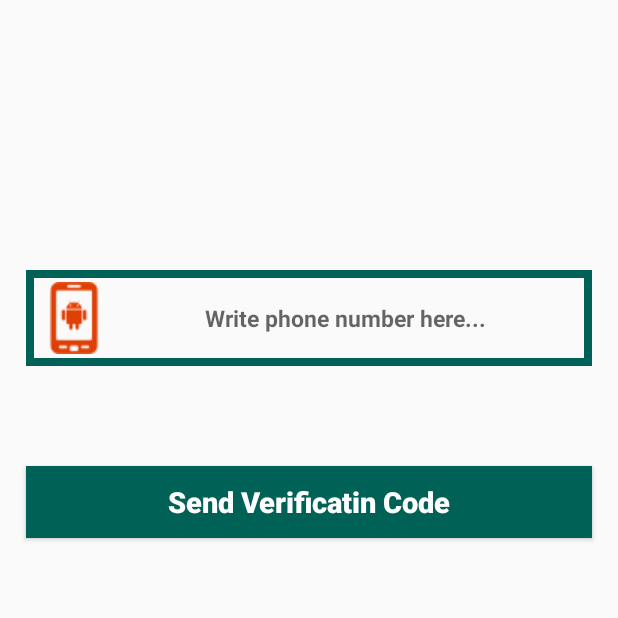
After one commit to Meonix/Miretty, an Android app: the PhoneLoginActivity screen opened directly, with no data from a screen before it, on a phone screen of 412 x 824 dp, the top half of it. The commit adds this screen. Run offline under Robolectric (Android 15) with nearby library versions, the phone set to English and light mode, and no system bars.

Commit message:
add phone login

```diff
--- a/app/src/main/AndroidManifest.xml
+++ b/app/src/main/AndroidManifest.xml
@@ -21,7 +21,8 @@
         <activity android:name=".LoginActivity" />
         <activity android:name=".RegisterActivity" />
         <activity android:name=".GroupChatActivity" />
-        <activity android:name=".SettingActivity"></activity>
+        <activity android:name=".SettingActivity" />
+        <activity android:name=".PhoneLoginActivity"></activity>
     </application>
 
 </manifest>
--- a/app/src/main/java/com/github/meonix/chatapp/LoginActivity.java
+++ b/app/src/main/java/com/github/meonix/chatapp/LoginActivity.java
@@ -48,7 +48,13 @@ public class LoginActivity extends AppCompatActivity {
                 AllowUserToLogin();
             }
         });
-
+        PhoneLoginButton.setOnClickListener(new View.OnClickListener() {
+            @Override
+            public void onClick(View v) {
+                Intent phoneloginIntent = new Intent(LoginActivity.this,PhoneLoginActivity.class);
+                startActivity(phoneloginIntent);
+            }
+        });
     }
 
     private void AllowUserToLogin() {
--- /dev/null
+++ b/app/src/main/java/com/github/meonix/chatapp/PhoneLoginActivity.java
@@ -0,0 +1,35 @@
+package com.github.meonix.chatapp;
+
+import android.support.v7.app.AppCompatActivity;
+import android.os.Bundle;
+import android.view.View;
+import android.widget.Button;
+import android.widget.EditText;
+
+public class PhoneLoginActivity extends AppCompatActivity {
+
+
+    private Button SendVerificationCodeButton,Verifybutton;
+    private EditText InputPhoneNumber,InputVerificationCode;
+    @Override
+    protected void onCreate(Bundle savedInstanceState) {
+        super.onCreate(savedInstanceState);
+        setContentView(R.layout.activity_phone_login);
+
+        SendVerificationCodeButton=(Button) findViewById(R.id.send_ver_code_button);
+        Verifybutton=(Button) findViewById(R.id.send_verify_button);
+        InputPhoneNumber=(EditText) findViewById(R.id.phone_number_input);
+        InputVerificationCode=(EditText) findViewById(R.id.verification_code_input);
+        SendVerificationCodeButton.setOnClickListener(new View.OnClickListener() {
+            @Override
+            public void onClick(View v) {
+                SendVerificationCodeButton.setVisibility(View.INVISIBLE);
+                InputPhoneNumber.setVisibility(View.INVISIBLE);
+
+                Verifybutton.setVisibility(View.VISIBLE);
+                InputPhoneNumber.setVisibility(View.VISIBLE);
+            }
+        });
+
+    }
+}
--- /dev/null
+++ b/app/src/main/res/layout/activity_phone_login.xml
@@ -0,0 +1,84 @@
+<?xml version="1.0" encoding="utf-8"?>
+<RelativeLayout xmlns:android="http://schemas.android.com/apk/res/android"
+    xmlns:app="http://schemas.android.com/apk/res-auto"
+    xmlns:tools="http://schemas.android.com/tools"
+    android:layout_width="match_parent"
+    android:layout_height="match_parent"
+    tools:context=".PhoneLoginActivity">
+
+    <EditText
+        android:id="@+id/phone_number_input"
+        android:layout_width="match_parent"
+        android:layout_height="wrap_content"
+        android:layout_alignParentStart="true"
+        android:layout_alignParentLeft="true"
+        android:layout_alignParentTop="true"
+        android:layout_marginStart="17dp"
+        android:layout_marginTop="180dp"
+        android:layout_marginEnd="17dp"
+        android:background="@drawable/inputs"
+        android:drawableStart="@drawable/android"
+        android:drawableLeft="@drawable/android"
+        android:hint="Write phone number here..."
+        android:padding="8dp"
+        android:textAlignment="center"
+        android:textAllCaps="false"
+        android:textSize="15sp"
+        android:textStyle="bold" />
+
+    <EditText
+        android:id="@+id/verification_code_input"
+        android:layout_width="match_parent"
+        android:layout_height="wrap_content"
+        android:layout_alignParentStart="true"
+        android:layout_alignParentLeft="true"
+        android:layout_marginStart="17dp"
+        android:layout_marginTop="4dp"
+        android:layout_marginEnd="17dp"
+        android:background="@drawable/inputs"
+        android:layout_below="@id/phone_number_input"
+        android:drawableStart="@drawable/password48"
+        android:drawableLeft="@drawable/password48"
+        android:hint="Write verification code here..."
+        android:padding="5dp"
+        android:textAlignment="center"
+        android:textAllCaps="false"
+        android:textSize="15sp"
+        android:textStyle="bold"
+        android:visibility="invisible"/>
+
+    <Button
+        android:id="@+id/send_ver_code_button"
+        android:text="Send Verificatin Code"
+        android:layout_width="match_parent"
+        android:layout_height="wrap_content"
+        android:textAllCaps="false"
+        android:layout_marginStart="17dp"
+        android:layout_below="@id/verification_code_input"
+        android:layout_marginTop="4dp"
+        android:layout_marginEnd="17dp"
+        android:background="@drawable/buttons"
+        android:textColor="@android:color/background_light"
+        android:textSize="19sp"
+        android:textStyle="bold"
+        android:textAlignment="center"
+        />
+    <Button
+        android:id="@+id/send_verify_button"
+        android:text="Verify"
+        android:layout_width="match_parent"
+        android:layout_height="wrap_content"
+        android:textAllCaps="false"
+        android:layout_marginStart="17dp"
+        android:layout_below="@id/send_ver_code_button"
+        android:layout_marginTop="1dp"
+        android:layout_marginEnd="17dp"
+        android:background="@drawable/buttons"
+        android:textColor="@android:color/background_light"
+        android:textSize="19sp"
+        android:textStyle="bold"
+        android:textAlignment="center"
+        android:visibility="invisible"
+        />
+
+</RelativeLayout>
```
Also changed, not shown: app/src/main/res/drawable/password48.png (added).
